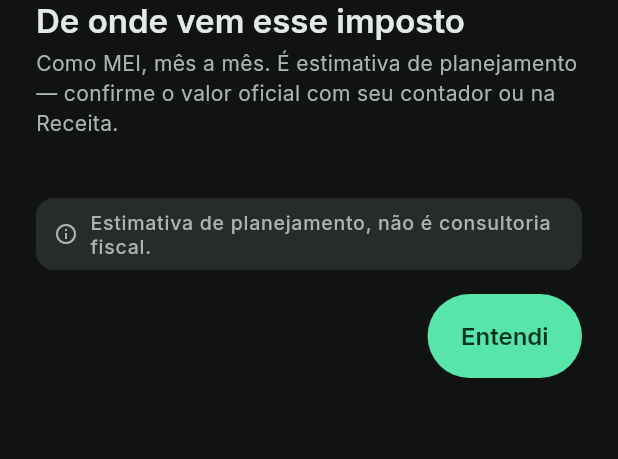
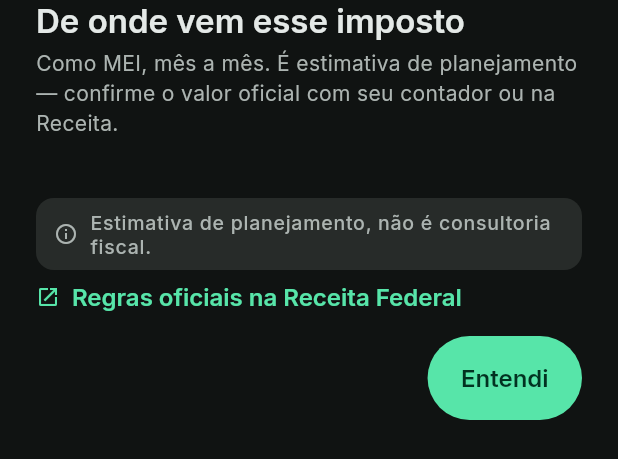
Before and after one commit to 4yu-apps/quanto-cobro, a Flutter app: the _DetalheImposto widget shown alone on an empty page, opened directly with empty values, on a phone screen of 412 x 824 dp. Shown: the top 459 px of the screen. Run offline on Flutter 3.47's test engine with Material 3 defaults, Android fonts, the phone set to English and light mode, and no system bars; our stand-ins replace file_picker, firebase_analytics, firebase_core, firebase_crashlytics, flutter_local_notifications, flutter_riverpod and 6 more; accounts and stored records are empty.

Commit message:
fix(compliance): disclaimer de nao-afiliacao + fonte oficial gov.br
Corrige rejeicao da Play por Politica de Declaracoes Enganosas: app exibe
regra governamental (MEI/DAS/Simples/carne-leao) sem link .gov nem aviso de
nao-afiliacao.

- app_config: URLs oficiais (Receita/MEI/Simples) + frase de disclaimer, num
  lugar so pra nao divergirem entre app, ficha e pagina hospedada.
- Termos (legal_texts) §2: nao-afiliada + emissao de guia oficial negada + URLs.
- Ajustes/Sobre: disclaimer sempre visivel (sem Pro) + link tocavel pra Receita.
- Folha de imposto: link "Regras oficiais na Receita" onde os numeros aparecem.
- Ficha da loja (doc 14) sincronizada com os 2 blocos novos ja publicados.

Co-Authored-By: Claude Opus 4.8 <noreply@anthropic.com>

```diff
--- a/lib/core/config/app_config.dart
+++ b/lib/core/config/app_config.dart
@@ -26,4 +26,20 @@ abstract final class AppConfig {
   /// Host das páginas públicas (política, termos).
   static const String webHost = '4yu.com.br';
   static const String webBasePath = '/quanto-cobro';
+
+  // Conformidade com a Política de Declarações Enganosas da Play: todo app que
+  // exibe informação governamental (MEI, DAS, Simples, carnê-leão) precisa (1)
+  // linkar a fonte oficial .gov e (2) deixar claro, em lugar fácil de achar, que
+  // NÃO representa o governo. As duas coisas moram aqui pra não divergirem.
+  static const String govReceitaUrl = 'https://www.gov.br/receitafederal';
+  static const String govMeiUrl =
+      'https://www.gov.br/empresas-e-negocios/pt-br/empreendedor';
+  static const String govSimplesUrl =
+      'https://www8.receita.fazenda.gov.br/SimplesNacional';
+
+  /// Frase curta de não-afiliação, reusada onde o app fala de imposto.
+  static const String disclaimerGov =
+      'App independente, sem vínculo com a Receita Federal ou qualquer órgão '
+      'público. As regras fiscais são da Receita; não emitimos guias oficiais '
+      'nem declaração de imposto.';
 }
--- a/lib/features/detalhe/imposto_detalhe_sheet.dart
+++ b/lib/features/detalhe/imposto_detalhe_sheet.dart
@@ -1,8 +1,10 @@
 import 'package:flutter/material.dart';
 import 'package:flutter_riverpod/flutter_riverpod.dart';
 import 'package:go_router/go_router.dart';
+import 'package:url_launcher/url_launcher.dart';
 
 import '../../app/routes.dart';
+import '../../core/config/app_config.dart';
 import '../../core/calc/calc_engine.dart';
 import '../../core/common/money.dart';
 import '../../core/model/regime.dart';
@@ -95,6 +97,25 @@ class _DetalheImposto extends StatelessWidget {
             ..._linhas(context),
             const SizedBox(height: Space.x5),
             const EstimativaSeal(),
+            const SizedBox(height: Space.x2),
+            // Fonte oficial: as regras acima são da Receita. Link direto pra ela
+            // (Play, Declarações Enganosas) e reforço de que não somos o governo.
+            Align(
+              alignment: Alignment.centerLeft,
+              child: TextButton.icon(
+                onPressed: () => launchUrl(
+                  Uri.parse(AppConfig.govReceitaUrl),
+                  mode: LaunchMode.externalApplication,
+                ),
+                icon: const Icon(Icons.open_in_new, size: 16),
+                label: const Text('Regras oficiais na Receita Federal'),
+                style: TextButton.styleFrom(
+                  padding: EdgeInsets.zero,
+                  minimumSize: const Size(0, 0),
+                  tapTargetSize: MaterialTapTargetSize.shrinkWrap,
+                ),
+              ),
+            ),
             const SizedBox(height: Space.x4),
             Align(
               alignment: Alignment.centerRight,
--- a/lib/features/legal/legal_texts.dart
+++ b/lib/features/legal/legal_texts.dart
@@ -185,16 +185,27 @@ a partir da renda que você quer, dos seus custos e das horas que você consegue
 vender, e mostra quanto separar de imposto a cada recebimento. É uma ferramenta
 de apoio à decisão.
 
-2. Os números são estimativas, não são consultoria fiscal
+2. App independente, sem vínculo com o governo; os números são estimativas
 
-Este é o ponto mais importante destes termos. Os valores do app são estimativas
-de planejamento. Não são consultoria contábil, não são consultoria fiscal e não
-são declaração de imposto. As alíquotas e regras (MEI e DAS, Simples Nacional,
-IRPF, INSS, carnê-leão) mudam com o tempo e variam conforme a sua situação.
+Este é o ponto mais importante destes termos. O ${AppConfig.appName} é um
+aplicativo independente, desenvolvido pela ${AppConfig.parentBrand}. Ele NÃO é
+afiliado, associado, autorizado nem endossado pela Receita Federal, pelo Governo
+Federal ou por qualquer órgão público, e não representa nenhuma entidade
+governamental. O app não emite guias oficiais (DAS ou DARF), não faz declaração
+de imposto e não substitui os canais do governo.
 
-Confirme nas fontes oficiais da Receita Federal, ou com o seu contador, antes de
-recolher qualquer tributo. Não nos responsabilizamos por tributo recolhido a
-menor ou a maior com base nas estimativas do app.
+Os valores do app são estimativas de planejamento. Não são consultoria contábil,
+não são consultoria fiscal e não são declaração de imposto. As alíquotas e regras
+(MEI e DAS, Simples Nacional, IRPF, INSS, carnê-leão) são definidas pela Receita
+Federal, mudam com o tempo e variam conforme a sua situação. Consulte as regras
+vigentes e emita guias e declarações oficiais nos canais do governo:
+· Receita Federal: ${AppConfig.govReceitaUrl}
+· Portal do Empreendedor (MEI): ${AppConfig.govMeiUrl}
+· Simples Nacional: ${AppConfig.govSimplesUrl}
+
+Confirme nessas fontes oficiais, ou com o seu contador, antes de recolher
+qualquer tributo. Não nos responsabilizamos por tributo recolhido a menor ou a
+maior com base nas estimativas do app.
 
 3. Cotação de câmbio
 
```
Also changed, not shown: lib/features/config/config_screen.dart (+42 -0 lines), 1 other file.
